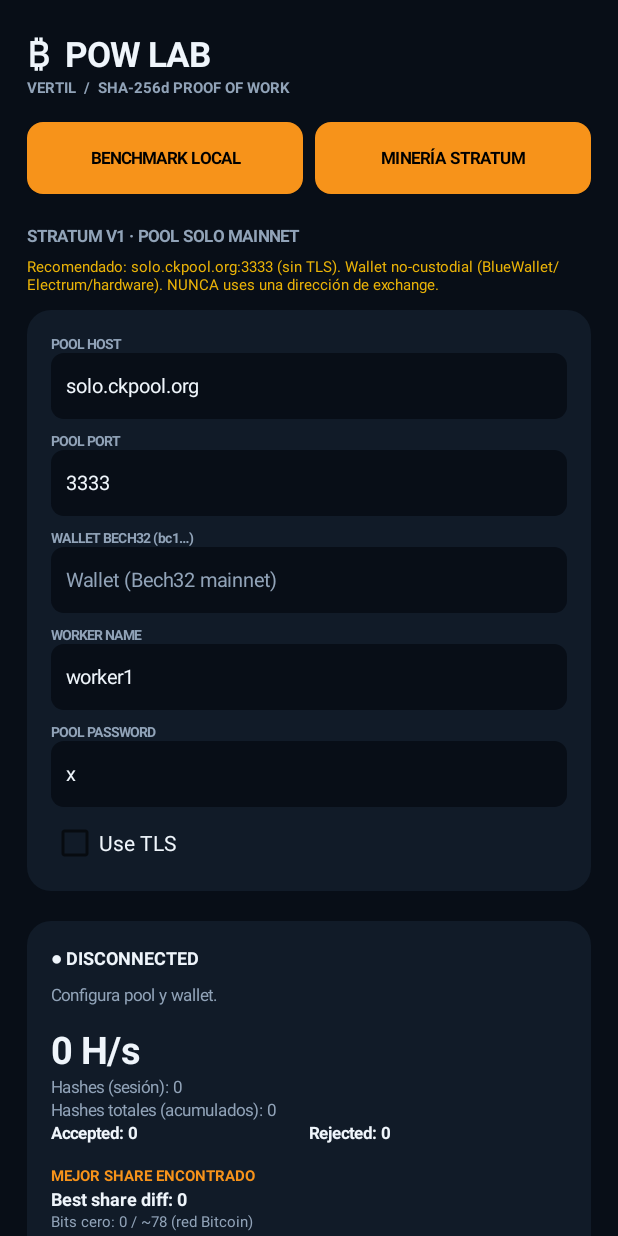
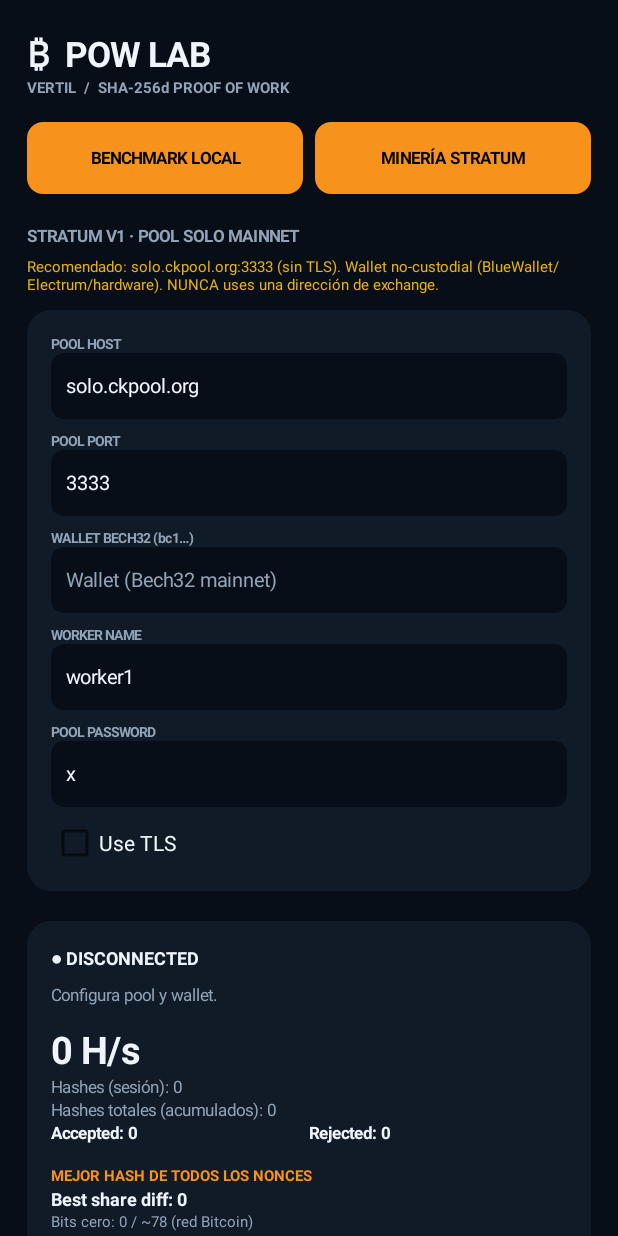
Before and after one commit to Hatblack2002/Mining-Btc, an Android app: the screen it shows after launch (MainActivity), after a tap on "MINERÍA STRATUM", on a phone screen of 412 x 824 dp. Run offline under Robolectric (Android 15) with nearby library versions, the phone set to English and light mode, and no system bars; 1 statement that could not run was skipped.

Commit message:
Label best hash telemetry accurately

```diff
--- a/app/src/main/java/com/vertil/miningbtc/MainActivity.kt
+++ b/app/src/main/java/com/vertil/miningbtc/MainActivity.kt
@@ -310,7 +310,7 @@ class MainActivity : Activity() {
         // Telemetry: best share difficulty, leading zero bits, hash.
         // These are the metrics that matter when solo mining: they tell you
         // how close you got to a real mainnet block.
-        s.addView(label("MEJOR SHARE ENCONTRADO", 10f, orange, true).padTop(14))
+        s.addView(label("MEJOR HASH DE TODOS LOS NONCES", 10f, orange, true).padTop(14))
         bestShareDiff = label("Best share diff: 0", 12f, white, true)
         s.addView(bestShareDiff)
         bestShareBits = label("Bits cero: 0 / ~78 (red Bitcoin)", 10f, muted, false)
```
